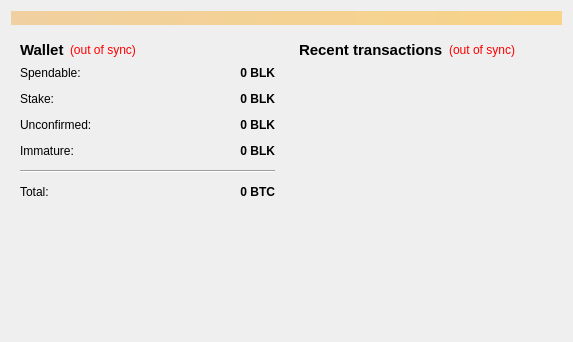
Before: the Qt Designer form src/qt/forms/overviewpage.ui in testbitz/blackbitz, drawn with Qt 5.
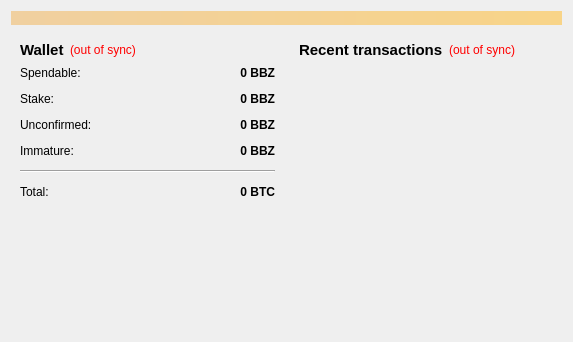
After: the same form once the commit is applied.

The edit to the form file:
```diff
--- a/src/qt/forms/overviewpage.ui
+++ b/src/qt/forms/overviewpage.ui
@@ -118,7 +118,7 @@
                <string>Your current spendable balance</string>
               </property>
               <property name="text">
-               <string notr="true">0 BLK</string>
+               <string notr="true">0 BBZ</string>
               </property>
               <property name="alignment">
                <set>Qt::AlignRight|Qt::AlignTrailing|Qt::AlignVCenter</set>
@@ -150,7 +150,7 @@
                <string>Total of coins that was staked, and do not yet count toward the current balance</string>
               </property>
               <property name="text">
-               <string notr="true">0 BLK</string>
+               <string notr="true">0 BBZ</string>
               </property>
               <property name="alignment">
                <set>Qt::AlignRight|Qt::AlignTrailing|Qt::AlignVCenter</set>
@@ -182,7 +182,7 @@
                <string>Total of transactions that have yet to be confirmed, and do not yet count toward the current balance</string>
               </property>
               <property name="text">
-               <string notr="true">0 BLK</string>
+               <string notr="true">0 BBZ</string>
               </property>
               <property name="alignment">
                <set>Qt::AlignRight|Qt::AlignTrailing|Qt::AlignVCenter</set>
@@ -211,7 +211,7 @@
                <string>Mined balance that has not yet matured</string>
               </property>
               <property name="text">
-               <string notr="true">0 BLK</string>
+               <string notr="true">0 BBZ</string>
               </property>
               <property name="alignment">
                <set>Qt::AlignRight|Qt::AlignTrailing|Qt::AlignVCenter</set>
```
Left out of the diff: 4 changed lines with no effect on the pictures.
